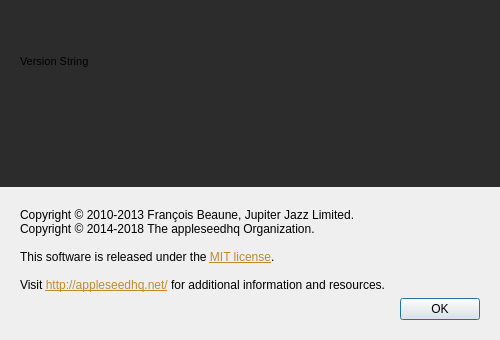
appleseedhq/appleseed, file src/appleseed.studio/help/about/aboutwindow.ui: the form before one commit.
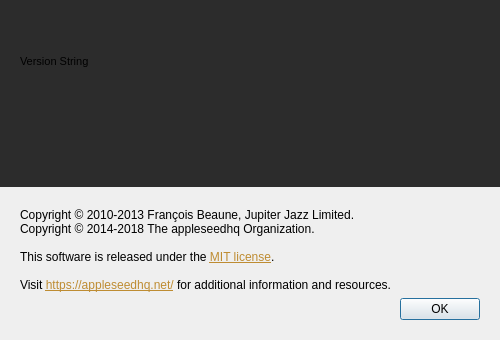
The form after the commit. Icons and pictures are not drawn.

Commit message: Update website URL in appleseed.studio's About dialog

```diff
--- a/src/appleseed.studio/help/about/aboutwindow.ui
+++ b/src/appleseed.studio/help/about/aboutwindow.ui
@@ -59,7 +59,7 @@
 &lt;p style=&quot;-qt-paragraph-type:empty; margin-top:0px; margin-bottom:0px; margin-left:0px; margin-right:0px; -qt-block-indent:0; text-indent:0px;&quot;&gt;&lt;br /&gt;&lt;/p&gt;
 &lt;p style=&quot; margin-top:0px; margin-bottom:0px; margin-left:0px; margin-right:0px; -qt-block-indent:0; text-indent:0px;&quot;&gt;&lt;span&gt;This software is released under the &lt;/span&gt;&lt;a href=&quot;http://opensource.org/licenses/MIT&quot;&gt;&lt;span style=&quot; text-decoration: underline; color:#be8c32;&quot;&gt;MIT license&lt;/span&gt;&lt;/a&gt;&lt;span&gt;.&lt;/span&gt;&lt;/p&gt;
 &lt;p style=&quot;-qt-paragraph-type:empty; margin-top:0px; margin-bottom:0px; margin-left:0px; margin-right:0px; -qt-block-indent:0; text-indent:0px;&quot;&gt;&lt;br /&gt;&lt;/p&gt;
-&lt;p style=&quot; margin-top:0px; margin-bottom:0px; margin-left:0px; margin-right:0px; -qt-block-indent:0; text-indent:0px;&quot;&gt;&lt;span&gt;Visit &lt;/span&gt;&lt;a href=&quot;http://appleseedhq.net/&quot;&gt;&lt;span style=&quot;text-decoration: underline; color:#be8c32;&quot;&gt;http://appleseedhq.net/&lt;/span&gt;&lt;/a&gt;&lt;span&gt; for additional information and resources.&lt;/span&gt;&lt;/p&gt;&lt;/body&gt;&lt;/html&gt;</string>
+&lt;p style=&quot; margin-top:0px; margin-bottom:0px; margin-left:0px; margin-right:0px; -qt-block-indent:0; text-indent:0px;&quot;&gt;&lt;span&gt;Visit &lt;/span&gt;&lt;a href=&quot;https://appleseedhq.net/&quot;&gt;&lt;span style=&quot;text-decoration: underline; color:#be8c32;&quot;&gt;https://appleseedhq.net/&lt;/span&gt;&lt;/a&gt;&lt;span&gt; for additional information and resources.&lt;/span&gt;&lt;/p&gt;&lt;/body&gt;&lt;/html&gt;</string>
        </property>
        <property name="alignment">
         <set>Qt::AlignLeading|Qt::AlignLeft|Qt::AlignTop</set>
```
